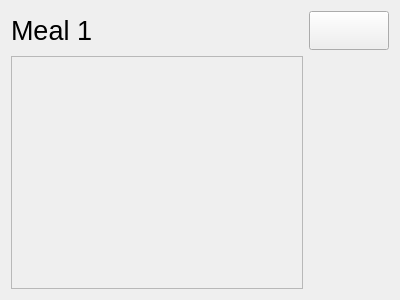
Before: the Qt Designer form ui/items/MealLog.ui in OpenFitnessPal/OpenFitnessPal, drawn with Qt 5.
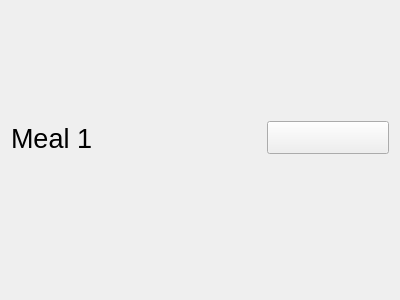
After: the same form once the commit is applied. Icons and pictures are not drawn.

Diff of the .ui file:
```diff
--- a/ui/items/MealLog.ui
+++ b/ui/items/MealLog.ui
@@ -12,7 +12,7 @@
   </property>
   <property name="font">
    <font>
-    <pointsize>20</pointsize>
+    <pointsize>16</pointsize>
    </font>
   </property>
   <property name="windowTitle">
@@ -21,6 +21,11 @@
   <layout class="QGridLayout" name="gridLayout">
    <item row="0" column="0">
     <widget class="QLabel" name="label">
+     <property name="font">
+      <font>
+       <pointsize>20</pointsize>
+      </font>
+     </property>
      <property name="text">
       <string>Meal 1</string>
      </property>
@@ -28,9 +33,6 @@
    </item>
    <item row="0" column="1">
     <spacer name="horizontalSpacer">
-     <property name="orientation">
-      <enum>Qt::Orientation::Horizontal</enum>
-     </property>
      <property name="sizeHint" stdset="0">
       <size>
        <width>40</width>
@@ -45,17 +47,21 @@
       <string/>
      </property>
      <property name="icon">
-      <iconset theme="QIcon::ThemeIcon::ContactNew"/>
+      <iconset resource="../../icons.qrc">
+       <normaloff>:/icons/plus</normaloff>:/icons/plus</iconset>
+     </property>
+     <property name="iconSize">
+      <size>
+       <width>30</width>
+       <height>30</height>
+      </size>
      </property>
     </widget>
    </item>
    <item row="1" column="0" colspan="2">
     <widget class="QFrame" name="frame">
      <property name="frameShape">
-      <enum>QFrame::Shape::StyledPanel</enum>
-     </property>
-     <property name="frameShadow">
-      <enum>QFrame::Shadow::Raised</enum>
+      <enum>QFrame::NoFrame</enum>
      </property>
      <layout class="QVBoxLayout" name="verticalLayout"/>
     </widget>
```
Left out of the diff: 4 changed lines with no effect on the pictures.
